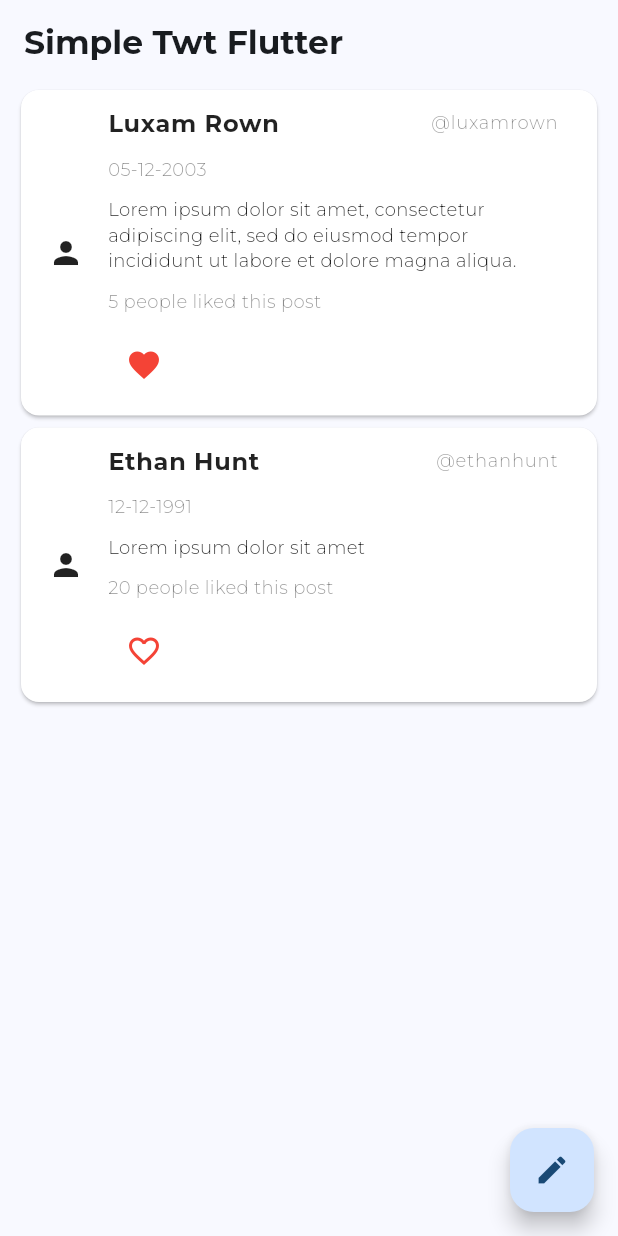
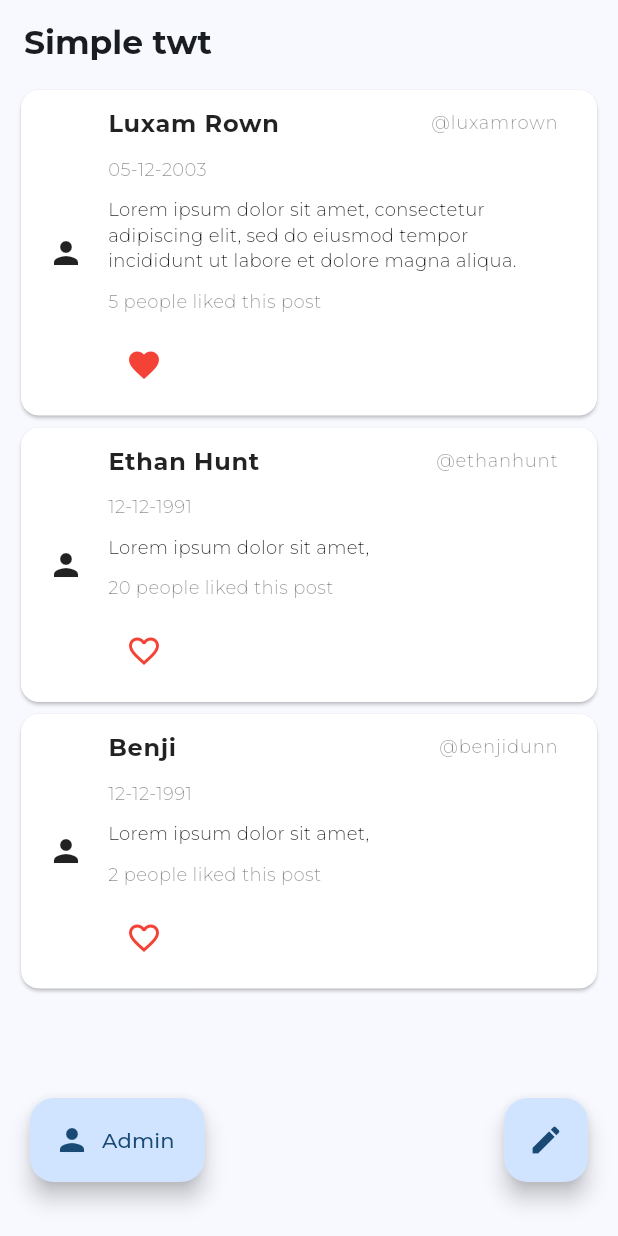
Before and after one commit to luxamrown/verysimple-flutter-twitter, a Flutter app: the screen it shows after launch, on a phone screen of 412 x 824 dp. Run offline on Flutter 3.47's test engine with Material 3 defaults, Android fonts, the phone set to English and light mode, and no system bars; our stand-ins replace google_fonts.

Commit message:
refactor, add form new post, add admin logic for delete

```diff
--- /dev/null
+++ b/devtools_options.yaml
@@ -0,0 +1 @@
+extensions:
--- a/lib/main.dart
+++ b/lib/main.dart
@@ -1,57 +1,13 @@
+import 'dart:math';
+
 import 'package:flutter/material.dart';
 import 'package:google_fonts/google_fonts.dart';
+import 'package:provider/provider.dart';
+import 'package:simple_twt/model/post.dart';
 
 void main() {
   runApp(const MyApp());
 }
-
-
-class Post extends ChangeNotifier {
-  int id;
-  String name;
-  String username;
-  String timestamp;
-  String content;
-  int likeCount;
-  bool isLiked;
-
-  Post({required this.id, required this.name, required this.username, required this.timestamp, required this.content, required this.likeCount, required this.isLiked});
-
-  int get getId {
-    return id;
-  }
-
-  String get getName {
-    return name;
-  }
-
-  String get getUsername {
-    return username;
-  }
-
-  String get getTimestamp {
-    return timestamp;
-  }
-
-  String get getContent {
-    return content;
-  }
-
-  int get getLikeCount {
-    return likeCount;
-  }
-
-  bool get getLikeStatus{
-    return isLiked;
-  }
-
-  void setLike() {
-    isLiked = !isLiked;
-    likeCount =  isLiked ? likeCount + 1 : likeCount - 1;
-    notifyListeners();
-  }
-}
-
 class MyApp extends StatelessWidget {
   const MyApp({super.key});
 
@@ -60,149 +16,199 @@ class MyApp extends StatelessWidget {
   Widget build(BuildContext context) {
     final textTheme = Theme.of(context).textTheme;
 
-
-    return MaterialApp(
+    return ChangeNotifierProvider(create: (context) => MyAppState(), child: MaterialApp(
       title: 'Flutter Demo',
       theme: ThemeData(
-        // This is the theme of your application.
-        //
-        // TRY THIS: Try running your application with "flutter run". You'll see
-        // the application has a purple toolbar. Then, without quitting the app,
-        // try changing the seedColor in the colorScheme below to Colors.green
-        // and then invoke "hot reload" (save your changes or press the "hot
-        // reload" button in a Flutter-supported IDE, or press "r" if you used
-        // the command line to start the app).
-        //
-        // Notice that the counter didn't reset back to zero; the application
-        // state is not lost during the reload. To reset the state, use hot
-        // restart instead.
-        //
-        // This works for code too, not just values: Most code changes can be
-        // tested with just a hot reload.
           useMaterial3: true,
           colorScheme: ColorScheme.fromSeed(
             seedColor: Colors.blue,
           ),
-        textTheme: GoogleFonts.montserratTextTheme(textTheme)
+          textTheme: GoogleFonts.montserratTextTheme(textTheme)),
+      home: MyHome(),
+    ));
+  }
+}
+
+class MyHome extends StatefulWidget {
+  @override
+  State<MyHome> createState() => _MyHomeState();
+}
+
+class MyAppState extends ChangeNotifier {
+  bool adminMode = false;
+
+  void handleAdmin() {
+      adminMode = !adminMode;
+
+      notifyListeners();
+  }
+}
+
+class _MyHomeState extends State<MyHome> {
+  bool addPageIsOpen = false;
+
+  final allPosts = Post.initPost();
+
+  final formNameController = TextEditingController();
+  final formContentController = TextEditingController();
+
+  void handleLikePost(Post post) {
+    setState(() {
+      post.setLike();
+    });
+  }
+
+  void handleAddPost() {
+    setState(() {
+      if(formNameController.text.isNotEmpty && formContentController.text.isNotEmpty){
+        allPosts.add(Post(id:allPosts.length + 1, name: formNameController.text, username: "@${formNameController.text.replaceAll(" ", "")}", timestamp: "${DateTime.timestamp().hour}:${DateTime.timestamp().minute}", content: formContentController.text, likeCount: Random().nextInt(500), isLiked: false));
+
+        formNameController.clear();
+
+        formContentController.clear();
+
+        addPageIsOpen = !addPageIsOpen;
+      }
+    });
+  }
+
+  void handleDeletePost(Post selectedPost) {
+    setState(() {
+      allPosts.removeWhere((post) => post.id == selectedPost.id);
+    });
+  }
+
+  void showAddContent() {
+    setState(() {
+      addPageIsOpen = !addPageIsOpen;
+    });
+  }
+
+  // var allPost = <Post>[];
+  @override
+  Widget build(BuildContext context) {
+
+    var appState = context.watch<MyAppState>();
+
+    return Scaffold(
+      appBar: AppBar(
+        title: const Text("Simple twt",
+            style: TextStyle(fontWeight: FontWeight.bold)),
       ),
 
-      home: const MyHomePage(title: 'Simple Twt Flutter'),
+      body: Padding(
+        padding: const EdgeInsets.only(left: 10, right: 10),
+        child: !addPageIsOpen ? PostListPage() : FormNewPost(),
+      ),
+      floatingActionButtonLocation: FloatingActionButtonLocation.centerFloat,
+
+      floatingActionButton: Padding(
+        padding: const EdgeInsets.all(20),
+        child: Row(
+          children: [
+            Visibility(visible: !addPageIsOpen,child: FloatingActionButton.extended(
+                onPressed: appState.handleAdmin,
+                tooltip: 'Create',
+                label: const Text('Admin'),
+                icon: const Icon(Icons.person),
+              ),
+            ),
+
+            const Spacer(),
+
+            Visibility(visible: !addPageIsOpen,child: FloatingActionButton(
+                onPressed: showAddContent,
+                tooltip: 'Create',
+                child: const Icon(Icons.create),
+              ),
+            ),
+          ],
+        ),
+      )
+    );
+  }
+
+  Padding FormNewPost() {
+    return Padding(
+        padding: const EdgeInsets.all(20),
+        child: Column(
+          crossAxisAlignment: CrossAxisAlignment.start,
+          children: [
+            const Text("Name", style: TextStyle(fontWeight: FontWeight.bold, fontSize: 20, color: Colors.black87)),
+
+            TextFormField(
+              controller: formNameController,
+              decoration: const InputDecoration(
+                border: UnderlineInputBorder(),
+                hintText: "Enter your name",
+                hintStyle: TextStyle(color: Colors.black26)
+              ),
+            ),
+            const SizedBox(height: 20),
+
+            const Text("Content", style: TextStyle(fontWeight: FontWeight.bold, fontSize: 20, color: Colors.black87)),
+
+            TextFormField(
+              controller: formContentController,
+              maxLines: 8, //or null
+              decoration: const InputDecoration(
+                border: UnderlineInputBorder(),
+                hintText: "Write content",
+                hintStyle: TextStyle(color: Colors.black26)
+              ),
+            ),
+
+            const SizedBox(height: 20),
+
+            Row(
+              children: [
+                TextButton(
+                  style: TextButton.styleFrom(backgroundColor: Colors.red),
+                  onPressed: showAddContent,
+                  child: const Text('Cancel', style: TextStyle(color: Colors.white)),
+                ),
+                const Spacer(),
+                TextButton(
+                  style: TextButton.styleFrom(backgroundColor: Colors.blue),
+                  onPressed: handleAddPost,
+                  child: const Text('Post now', style: TextStyle(color: Colors.white)),
+                ),
+
+              ],
+            )
+          ],
+        ),
+      );
+  }
+
+  ListView PostListPage() {
+    return ListView(
+        children: [
+          for (var selectedPost in allPosts)
+            BigCard(post: selectedPost, handleLike: handleLikePost, handleDelete: handleDeletePost)
+        ],
       );
   }
 }
 
-// class MyAppState extends ChangeNotifier {
-//   var current = WordPair.random();
+class BigCard extends StatelessWidget {
+  const BigCard({super.key, required this.post, required this.handleLike, required this.handleDelete});
 
-//   void getNext() {
-//     current = WordPair.random();
-//     notifyListeners();
-//   }
-
-//   var favourites = <WordPair>[];
-
-//   void toogleFavourite() {
-//     if(favourites.contains(current)){
-//       favourites.remove(current);
-//     } else {
-//       favourites.add(current);
-//     }
-
-//     notifyListeners();
-//   }
-// }
-
-class MyHomePage extends StatefulWidget {
-  const MyHomePage({super.key, required this.title});
-
-  // This widget is the home page of your application. It is stateful, meaning
-  // that it has a State object (defined below) that contains fields that affect
-  // how it looks.
-
-  // This class is the configuration for the state. It holds the values (in this
-  // case the title) provided by the parent (in this case the App widget) and
-  // used by the build method of the State. Fields in a Widget subclass are
-  // always marked "final".
-
-  final String title;
-
-  @override
-  State<MyHomePage> createState() => _MyHomePageState();
-}
-
-class _MyHomePageState extends State<MyHomePage> {
-  bool popupIsOpen = false;
-
-  void setPopupNewPost() {
-    setState(() {
-      popupIsOpen = !popupIsOpen;
-    });
-  }
-
-  var allPost = <Post>[];
-
-  var data = Post(id:1, name: "Luxam Rown", username: "@luxamrown", timestamp: "05-12-2003", content: "Lorem ipsum dolor sit amet, consectetur adipiscing elit, sed do eiusmod tempor incididunt ut labore et dolore magna aliqua.", likeCount: 5, isLiked: true);
-  var data2 = Post(id:2, name: "Ethan Hunt", username: "@ethanhunt", timestamp: "12-12-1991", content: "Lorem ipsum dolor sit amet", likeCount: 20, isLiked: false);
+  final Post post;
+  final handleLike;
+  final handleDelete;
 
   @override
   Widget build(BuildContext context) {
-    // This method is rerun every time setState is called, for instance as done
-    // by the _incrementCounter method above.
-    //
-    // The Flutter framework has been optimized to make rerunning build methods
-    // fast, so that you can just rebuild anything that needs updating rather
-    // than having to individually change instances of widgets.
-    return Scaffold(
-      appBar: AppBar(
-        // TRY THIS: Try changing the color here to a specific color (to
-        // Colors.amber, perhaps?) and trigger a hot reload to see the AppBar
-        // change color while the other colors stay the same.
-        // backgroundColor: Theme.of(context).colorScheme.inversePrimary,
-        // Here we take the value from the MyHomePage object that was created by
-        // the App.build method, and use it to set our appbar title.
-        title: Text(widget.title, style: const TextStyle(fontWeight: FontWeight.bold)),
-      ),
-      body: Padding(
-        padding: const EdgeInsets.only(left: 10, right: 10),
-        child: ListView(
-          children: [BigCard(post: data),BigCard(post: data2)],
-        ),
-      ),
-      floatingActionButton: FloatingActionButton(
-        onPressed: setPopupNewPost,
-        tooltip: 'Create',
-        child: const Icon(Icons.create),
-      ), // This trailing comma makes auto-formatting nicer for build methods.
-    );
-  }
-}
-
-
-class BigCard extends StatelessWidget {
-  const BigCard({
-    super.key,
-    required this.post
-  });
-
-  final Post post;
-
-  @override
-  Widget build(BuildContext context) {
-
-    const styleName = TextStyle(fontWeight: FontWeight.bold, color: Colors.black87, fontSize: 16);
-    const styleUserName = TextStyle(fontWeight: FontWeight.w300, color: Colors.black45, fontSize: 12);
-    const styleContent = TextStyle(fontWeight: FontWeight.w300, color: Colors.black87, fontSize: 12);
-
+  var appState = context.watch<MyAppState>();
+    const styleName = TextStyle(
+        fontWeight: FontWeight.bold, color: Colors.black87, fontSize: 16);
+    const styleUserName = TextStyle(
+        fontWeight: FontWeight.w300, color: Colors.black45, fontSize: 12);
+    const styleContent = TextStyle(
+        fontWeight: FontWeight.w300, color: Colors.black87, fontSize: 12);
 
     IconData likeIcon = post.getLikeStatus ? Icons.favorite : Icons.favorite_border;
-
-    // if(post.getLikeStatus){
-    //   likeIcon = Icons.favorite;
-    // } else {
-    //   likeIcon = Icons.favorite_border;
-    // }
-
-    // print("GOBLO ${}", );
 
 
     return Card(
@@ -233,17 +239,46 @@ class BigCard extends StatelessWidget {
                 crossAxisAlignment: CrossAxisAlignment.start,
                 children: [
                   const SizedBox(height: 10),
-                Text(post.getTimestamp, style: styleUserName, textAlign: TextAlign.start, textWidthBasis: TextWidthBasis.longestLine),
+
+                  Text(post.getTimestamp,
+                      style: styleUserName,
+                      textAlign: TextAlign.start,
+                      textWidthBasis: TextWidthBasis.longestLine),
                   const SizedBox(height: 10),
+
                   Text(post.getContent, style: styleContent),
+
                   const SizedBox(height: 10),
-                Text('${post.getLikeCount} people liked this post', style: styleUserName, textAlign: TextAlign.start, textWidthBasis: TextWidthBasis.longestLine),
+
+                  Text('${post.getLikeCount} people liked this post',
+                      style: styleUserName,
+                      textAlign: TextAlign.start,
+                      textWidthBasis: TextWidthBasis.longestLine),
+
                   const SizedBox(height: 10),
+
+                  Row(
+                    children: [
                       IconButton(
                         icon: Icon(likeIcon, color: Colors.red),
                         onPressed: () {
-                    post.setLike();
+                          handleLike(post);
                         },
+                      ),
+
+                      const Spacer(),
+
+                      Visibility(visible: appState.adminMode ,child: TextButton.icon(
+                        icon: const Icon(Icons.delete, color: Colors.white),
+                        label: Text("Delete", style: TextStyle(color: Colors.white)),
+                        onPressed: () {
+                          handleDelete(post);
+                        },
+                        style: ButtonStyle(backgroundColor: MaterialStateProperty.all(Colors.red)),
+                      ),)
+
+
+                    ],
                   ),
                 ],
               ),
--- /dev/null
+++ b/lib/model/post.dart
@@ -0,0 +1,52 @@
+class Post {
+  int id;
+  String name;
+  String username;
+  String timestamp;
+  String content;
+  int likeCount;
+  bool isLiked;
+
+  Post({required this.id, required this.name, required this.username, required this.timestamp, required this.content, required this.likeCount, required this.isLiked});
+
+  int get getId {
+    return id;
+  }
+
+  String get getName {
+    return name;
+  }
+
+  String get getUsername {
+    return username;
+  }
+
+  String get getTimestamp {
+    return timestamp;
+  }
+
+  String get getContent {
+    return content;
+  }
+
+  int get getLikeCount {
+    return likeCount;
+  }
+
+  bool get getLikeStatus{
+    return isLiked;
+  }
+
+  void setLike() {
+    isLiked = !isLiked;
+    likeCount =  isLiked ? likeCount + 1 : likeCount - 1;
+  }
+
+  static List<Post> initPost() {
+    return [
+      Post(id:1, name: "Luxam Rown", username: "@luxamrown", timestamp: "05-12-2003", content: "Lorem ipsum dolor sit amet, consectetur adipiscing elit, sed do eiusmod tempor incididunt ut labore et dolore magna aliqua.", likeCount: 5, isLiked: true),
+      Post(id:2, name: "Ethan Hunt", username: "@ethanhunt", timestamp: "12-12-1991", content: "Lorem ipsum dolor sit amet,", likeCount: 20, isLiked: false),
+      Post(id:3, name: "Benji", username: "@benjidunn", timestamp: "12-12-1991", content: "Lorem ipsum dolor sit amet,", likeCount: 2, isLiked: false),
+    ];
+  }
+}
--- a/pubspec.yaml
+++ b/pubspec.yaml
@@ -36,6 +36,7 @@ dependencies:
   # Use with the CupertinoIcons class for iOS style icons.
   cupertino_icons: ^1.0.2
   google_fonts: ^6.1.0
+  provider: ^6.0.0
 
 dev_dependencies:
   flutter_test:
```
Also changed, not shown: pubspec.lock. Lines whose indentation alone changed are shown as unchanged.
